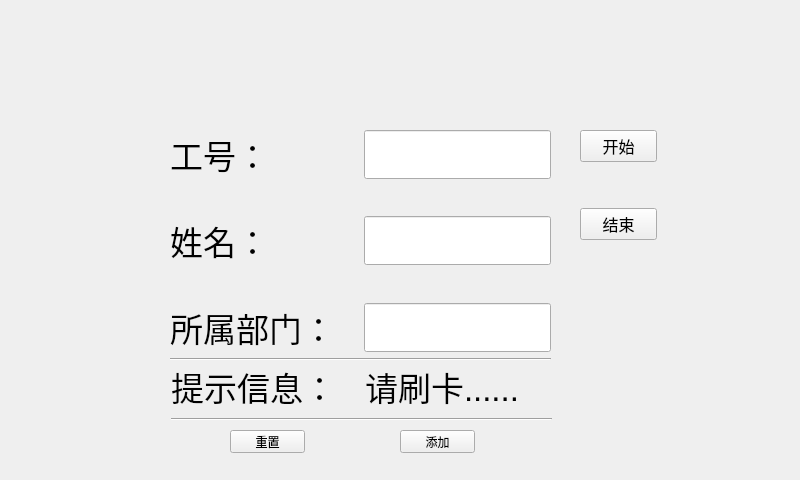
The window that windowadd.ui (jindezhang/kqj) describes before a commit, drawn with Qt 5.
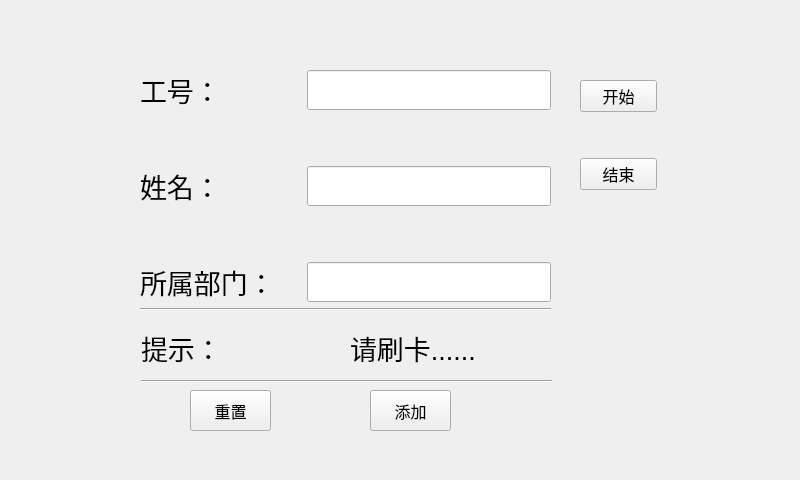
The same window after the commit. Custom widgets are drawn as their Qt base class.

```diff
--- a/windowadd.ui
+++ b/windowadd.ui
@@ -17,12 +17,17 @@
    <widget class="QPushButton" name="pushButton">
     <property name="geometry">
      <rect>
-      <x>400</x>
-      <y>430</y>
-      <width>75</width>
-      <height>23</height>
+      <x>370</x>
+      <y>390</y>
+      <width>81</width>
+      <height>41</height>
      </rect>
     </property>
+    <property name="font">
+     <font>
+      <pointsize>12</pointsize>
+     </font>
+    </property>
     <property name="text">
      <string>添加</string>
     </property>
@@ -30,12 +35,17 @@
    <widget class="QPushButton" name="pushButton_2">
     <property name="geometry">
      <rect>
-      <x>230</x>
-      <y>430</y>
-      <width>75</width>
-      <height>23</height>
+      <x>190</x>
+      <y>390</y>
+      <width>81</width>
+      <height>41</height>
      </rect>
     </property>
+    <property name="font">
+     <font>
+      <pointsize>12</pointsize>
+     </font>
+    </property>
     <property name="text">
      <string>重置</string>
     </property>
@@ -43,10 +53,10 @@
    <widget class="QWidget" name="layoutWidget">
     <property name="geometry">
      <rect>
-      <x>170</x>
-      <y>130</y>
-      <width>381</width>
-      <height>231</height>
+      <x>140</x>
+      <y>70</y>
+      <width>411</width>
+      <height>241</height>
      </rect>
     </property>
     <layout class="QVBoxLayout" name="verticalLayout_3">
@@ -58,7 +68,7 @@
           <widget class="QLabel" name="label_3">
            <property name="font">
             <font>
-             <pointsize>25</pointsize>
+             <pointsize>20</pointsize>
             </font>
            </property>
            <property name="text">
@@ -82,7 +92,7 @@
            </property>
            <property name="font">
             <font>
-             <pointsize>15</pointsize>
+             <pointsize>20</pointsize>
             </font>
            </property>
           </widget>
@@ -108,7 +118,7 @@
           <widget class="QLabel" name="label">
            <property name="font">
             <font>
-             <pointsize>25</pointsize>
+             <pointsize>20</pointsize>
             </font>
            </property>
            <property name="text">
@@ -132,7 +142,7 @@
            </property>
            <property name="font">
             <font>
-             <pointsize>15</pointsize>
+             <pointsize>20</pointsize>
             </font>
            </property>
           </widget>
@@ -158,7 +168,7 @@
           <widget class="QLabel" name="label_2">
            <property name="font">
             <font>
-             <pointsize>25</pointsize>
+             <pointsize>20</pointsize>
             </font>
            </property>
            <property name="text">
@@ -182,7 +192,7 @@
            </property>
            <property name="font">
             <font>
-             <pointsize>15</pointsize>
+             <pointsize>20</pointsize>
             </font>
            </property>
           </widget>
@@ -204,7 +214,7 @@
     <property name="geometry">
      <rect>
       <x>580</x>
-      <y>130</y>
+      <y>80</y>
       <width>77</width>
       <height>110</height>
      </rect>
@@ -293,9 +303,9 @@
    <widget class="QWidget" name="">
     <property name="geometry">
      <rect>
-      <x>171</x>
-      <y>360</y>
-      <width>381</width>
+      <x>141</x>
+      <y>322</y>
+      <width>411</width>
       <height>61</height>
      </rect>
     </property>
@@ -306,11 +316,11 @@
         <widget class="QLabel" name="label_4">
          <property name="font">
           <font>
-           <pointsize>25</pointsize>
+           <pointsize>20</pointsize>
           </font>
          </property>
          <property name="text">
-          <string>提示信息：</string>
+          <string>提示：</string>
          </property>
         </widget>
        </item>
@@ -318,7 +328,7 @@
         <widget class="QLabel" name="l_tip">
          <property name="font">
           <font>
-           <pointsize>25</pointsize>
+           <pointsize>20</pointsize>
           </font>
          </property>
          <property name="text">
```
